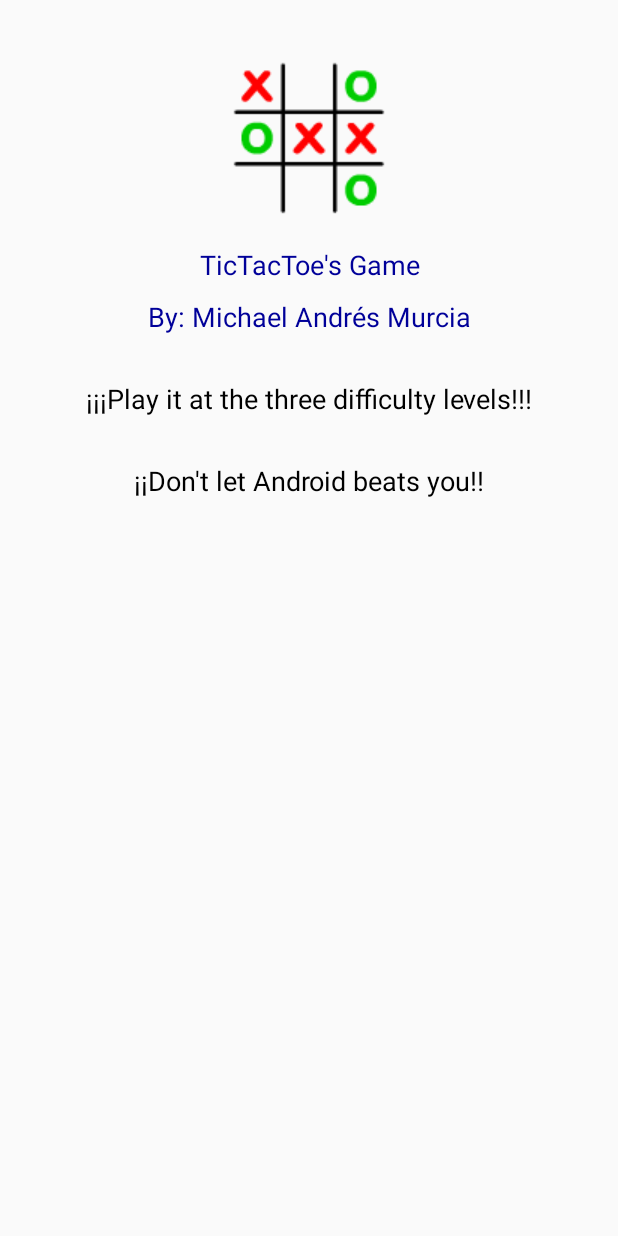
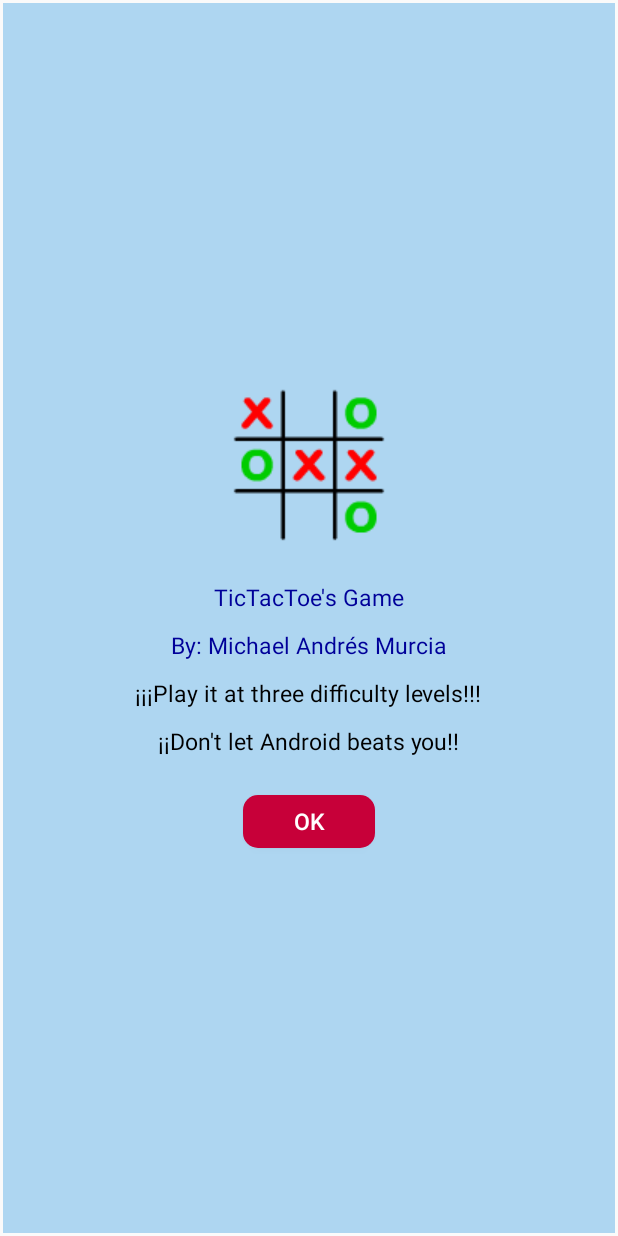
Before and after one commit to mamurciac/MobileApplicationsChallengesIncomplete, an Android app: the layout about_dialog.xml on its own in the app's theme, with its tools: preview values and no code run, on a phone screen of 412 x 824 dp. Run offline under Robolectric (Android 15) with nearby library versions, the phone set to English and light mode, and no system bars.

Commit message:
Dialog with Image

```diff
--- a/Challenge3_TicTacToe/app/src/main/java/mamurciac/unal/edu/co/challenge3_tictactoe/TicTacToeActivity.java
+++ b/Challenge3_TicTacToe/app/src/main/java/mamurciac/unal/edu/co/challenge3_tictactoe/TicTacToeActivity.java
@@ -129,13 +129,25 @@ public class TicTacToeActivity extends AppCompatActivity{
                 dialog = builder.create();
                 break;
             case dialogAboutGameId:
-                builder = new AlertDialog.Builder(this);
-                Context context = getApplicationContext();
-                LayoutInflater inflater = (LayoutInflater) context.getSystemService(LAYOUT_INFLATER_SERVICE);
-                View layout = inflater.inflate(R.layout.about_dialog,null);
-                builder.setView(layout);
-                builder.setPositiveButton("OK",null);
-                dialog = builder.create();
+                //builder = new AlertDialog.Builder(this);
+                //Context context = getApplicationContext();
+                //LayoutInflater inflater = (LayoutInflater) context.getSystemService(LAYOUT_INFLATER_SERVICE);
+                //View layout = inflater.inflate(R.layout.about_dialog, null);
+                //builder.setView(layout);
+                //builder.setPositiveButton("OK", null);
+                //dialog = builder.create();
+                dialog = new Dialog(TicTacToeActivity.this);
+                dialog.requestWindowFeature(Window.FEATURE_NO_TITLE);
+                dialog.setContentView(R.layout.about_dialog);
+                Button okButton = dialog.findViewById(R.id.ok_button);
+                okButton.setEnabled(true);
+                final Dialog finalDialog = dialog;
+                okButton.setOnClickListener(new View.OnClickListener(){
+                    @Override
+                    public void onClick(View v){
+                        finalDialog.cancel();
+                    }
+                });
                 break;
             case dialogQuitId:
                 builder.setMessage(R.string.quit_question).setCancelable(false).setPositiveButton(R.string.yes, new DialogInterface.OnClickListener(){
--- /dev/null
+++ b/Challenge3_TicTacToe/app/src/main/res/drawable/red_button.xml
@@ -0,0 +1,9 @@
+<?xml version="1.0" encoding="utf-8"?>
+<selector xmlns:android="http://schemas.android.com/apk/res/android">
+    <item>
+        <shape>
+            <solid android:color="#C70039"/>
+            <corners android:radius="10dp"/>
+        </shape>
+    </item>
+</selector>
--- a/Challenge3_TicTacToe/app/src/main/res/layout/about_dialog.xml
+++ b/Challenge3_TicTacToe/app/src/main/res/layout/about_dialog.xml
@@ -2,62 +2,64 @@
 <LinearLayout xmlns:android="http://schemas.android.com/apk/res/android"
     xmlns:app="http://schemas.android.com/apk/res-auto"
     xmlns:tools="http://schemas.android.com/tools"
-    android:layout_width="fill_parent"
-    android:layout_height="fill_parent"
-    android:gravity="center_horizontal"
+    android:layout_width="match_parent"
+    android:layout_height="match_parent"
+    android:layout_margin="2dp"
+    android:background="#AED6F1"
+    android:gravity="center_vertical|center_horizontal"
     android:orientation="vertical">
 
     <ImageView
-        android:id="@+id/imageView"
-        android:layout_width="fill_parent"
+        android:id="@+id/app_icon"
+        android:layout_width="wrap_content"
         android:layout_height="wrap_content"
-        android:layout_marginTop="40dp"
-        android:gravity="center_horizontal"
-        app:srcCompat="@drawable/icon_game"
-        tools:layout_editor_absoluteX="0dp"
-        tools:layout_editor_absoluteY="0dp"/>
+        android:layout_gravity="center_vertical|center_horizontal"
+        android:layout_margin="20dp"
+        app:srcCompat="@drawable/icon_game"/>
 
     <TextView
-        android:layout_width="fill_parent"
+        android:layout_width="wrap_content"
         android:layout_height="wrap_content"
-        android:layout_marginTop="20dp"
-        android:gravity="center_horizontal"
+        android:layout_gravity="center_vertical|center_horizontal"
+        android:layout_margin="5dp"
         android:text="TicTacToe's Game"
         android:textColor="#000099"
-        android:textSize="18dp"/>
+        android:textSize="15sp"/>
 
     <TextView
-        android:layout_width="fill_parent"
+        android:layout_width="wrap_content"
         android:layout_height="wrap_content"
-        android:layout_marginTop="10dp"
-        android:gravity="center_horizontal"
+        android:layout_gravity="center_vertical|center_horizontal"
+        android:layout_margin="5dp"
         android:text="By: Michael Andrés Murcia"
         android:textColor="#000099"
-        android:textSize="18dp"/>
+        android:textSize="15sp"/>
 
     <TextView
-        android:layout_width="fill_parent"
+        android:layout_width="wrap_content"
         android:layout_height="wrap_content"
-        android:layout_marginTop="30dp"
-        android:gravity="center_horizontal"
-        android:text="¡¡¡Play it at the three difficulty levels!!!"
+        android:layout_gravity="center_vertical|center_horizontal"
+        android:layout_margin="5dp"
+        android:text="¡¡¡Play it at three difficulty levels!!!"
         android:textColor="#000000"
-        android:textSize="18dp"/>
+        android:textSize="15sp"/>
 
     <TextView
-        android:layout_width="fill_parent"
+        android:layout_width="wrap_content"
         android:layout_height="wrap_content"
-        android:layout_marginTop="30dp"
-        android:gravity="center_horizontal"
+        android:layout_gravity="center_vertical|center_horizontal"
+        android:layout_margin="5dp"
         android:text="¡¡Don't let Android beats you!!"
         android:textColor="#000000"
-        android:textSize="18dp"/>
+        android:textSize="15sp"/>
 
-    <android.support.constraint.ConstraintLayout xmlns:android="http://schemas.android.com/apk/res/android"
-        xmlns:app="http://schemas.android.com/apk/res-auto"
-        xmlns:tools="http://schemas.android.com/tools"
-        android:layout_width="match_parent"
-        android:layout_height="match_parent"
-        tools:context=".TicTacToeActivity">
-    </android.support.constraint.ConstraintLayout>
+    <Button
+        android:id="@+id/ok_button"
+        android:layout_width="wrap_content"
+        android:layout_height="35dp"
+        android:layout_margin="20dp"
+        android:background="@drawable/red_button"
+        android:text="OK"
+        android:textColor="#FFFFFF"
+        android:textSize="15sp"/>
 </LinearLayout>
```
